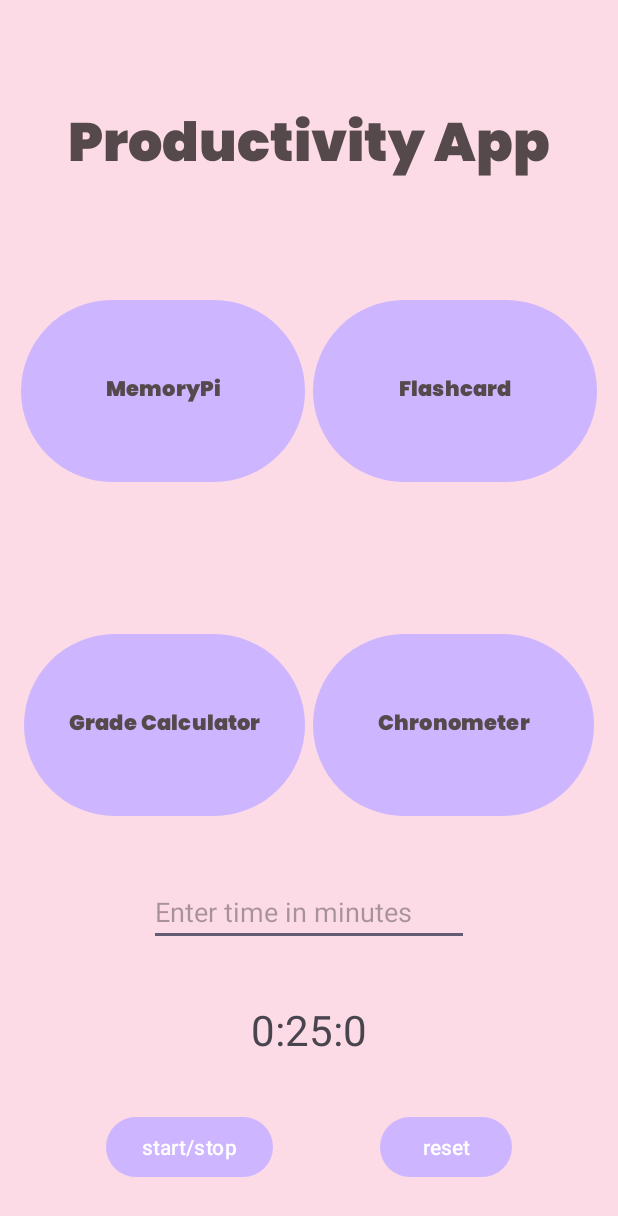
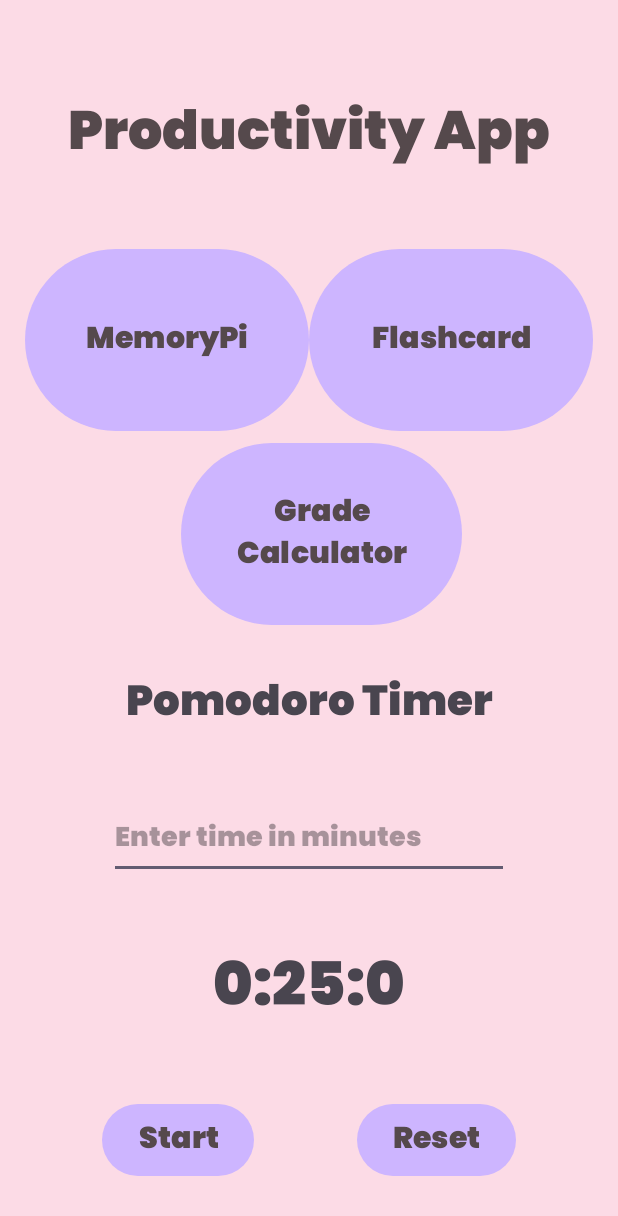
Before and after one commit to Lethalbacon28/ProductivityApp, an Android app: the screen it shows after launch (MainActivity), on a phone screen of 412 x 824 dp. Shown: the top 1216 px of the screen. Run offline under Robolectric (Android 15) with nearby library versions, the phone set to English and light mode, and no system bars.

Commit message:
im done probably w/ timer

```diff
--- a/app/src/main/java/com/example/productivityapp/MainActivity.kt
+++ b/app/src/main/java/com/example/productivityapp/MainActivity.kt
@@ -1,18 +1,14 @@
 package com.example.productivityapp
 
-import android.content.Context
 import android.content.Intent
 import android.os.Bundle
 import android.os.CountDownTimer
-import android.util.Log
 import android.view.View
 import android.view.inputmethod.InputMethodManager
 import android.widget.Toast
 import androidx.appcompat.app.AppCompatActivity
 import androidx.core.text.isDigitsOnly
 import com.example.productivityapp.databinding.ActivityMainBinding
-import java.io.File
-
 
 class MainActivity : AppCompatActivity() {
 
@@ -24,12 +20,6 @@ class MainActivity : AppCompatActivity() {
 
     private var timeLeftOnTimer = 0L
     private var timerTimeSec = 1500L
-
-
-    companion object {
-        val TAG = "MainActivity"
-    }
-
 
     override fun onCreate(savedInstanceState: Bundle?) {
 
@@ -63,13 +53,14 @@ class MainActivity : AppCompatActivity() {
 
                         val imm = getSystemService(INPUT_METHOD_SERVICE) as? InputMethodManager
                         imm?.hideSoftInputFromWindow(binding.editTextTextMainEnterTimeMillis.windowToken, 0)
+
+                        binding.textViewMainTime.text = formatTime()
                     }
                 }
             }
 
 
         binding.textViewMainTime.text = formatTime()
-
 
         newTimer(timerTimeSec*1000)
 
@@ -78,12 +69,13 @@ class MainActivity : AppCompatActivity() {
             if (!isTimerRunning) {
                 isTimerRunning = true
                 timer.start()
+                binding.buttonMainStart.text = getString(R.string.start)
             }
             else {
                 isTimerRunning = false
                 timer.cancel()
                 newTimer(timeLeftOnTimer)
-                //timerTimeSec = timeLeftOnTimer/1000
+                binding.buttonMainStart.text = getString(R.string.stop)
             }
         }
 
@@ -92,11 +84,13 @@ class MainActivity : AppCompatActivity() {
             timer.cancel()
             newTimer(timerTimeSec*1000)
             binding.textViewMainTime.text = formatTime()
+            binding.buttonMainStart.text = getString(R.string.start)
+            binding.buttonMainStart.isEnabled = true
         }
 
     }
 
-    fun newTimer(newMillisInFuture:Long) {
+    private fun newTimer(newMillisInFuture:Long) {
         timer = object : CountDownTimer(newMillisInFuture, 10) {
             override fun onTick(millisUntilFinished: Long) {
                 val secTillFinish  = millisUntilFinished/1000
@@ -106,12 +100,34 @@ class MainActivity : AppCompatActivity() {
 
             override fun onFinish() {
                 Toast.makeText(this@MainActivity, "Break time", Toast.LENGTH_SHORT).show()
+                newBreakTimer(timerTimeSec*1000/5)
+                binding.buttonMainStart.isEnabled = false
             }
 
         }
     }
 
-    fun formatTime():String {
+    private fun newBreakTimer(newMillisInFuture:Long) {
+        timer = object : CountDownTimer(newMillisInFuture, 10) {
+            override fun onTick(millisUntilFinished: Long) {
+                val secTillFinish  = millisUntilFinished/1000
+                binding.textViewMainTime.text = "${secTillFinish/3600}:${(secTillFinish%3600)/60}:${secTillFinish % 60}"
+                timeLeftOnTimer = millisUntilFinished
+            }
+
+            override fun onFinish() {
+                Toast.makeText(this@MainActivity, "Get back to work", Toast.LENGTH_SHORT).show()
+                timer.cancel()
+                newTimer(timerTimeSec*1000)
+                binding.buttonMainStart.isEnabled = true
+                timer.start()
+            }
+        }.start()
+        binding.buttonMainStart.text = getString(R.string.stop)
+        isTimerRunning = true
+    }
+
+    private fun formatTime():String {
         return "${(timerTimeSec / 3600)}:${((timerTimeSec % 3600) / 60)}:${timerTimeSec % 60}"
     }
 
--- a/app/src/main/res/layout/activity_main.xml
+++ b/app/src/main/res/layout/activity_main.xml
@@ -11,7 +11,10 @@
         android:id="@+id/button_main_reset"
         android:layout_width="wrap_content"
         android:layout_height="wrap_content"
-        android:text="reset"
+        android:fontFamily="@font/poppins"
+        android:text="@string/reset"
+        android:textColor="@color/primaryText"
+        android:textSize="20sp"
         app:layout_constraintBottom_toBottomOf="parent"
         app:layout_constraintEnd_toEndOf="parent"
         app:layout_constraintHorizontal_bias="0.5"
@@ -22,72 +25,56 @@
         android:id="@+id/button_mainActivity_memoryPi"
         android:layout_width="189dp"
         android:layout_height="129dp"
-        android:layout_marginStart="16dp"
-        android:layout_marginTop="196dp"
+        android:layout_marginTop="40dp"
         android:fontFamily="@font/poppins"
         android:text="MemoryPi"
         android:textColor="@color/primaryText"
+        android:textSize="20sp"
         app:layout_constraintEnd_toStartOf="@+id/button_mainActivity_quiz"
+        app:layout_constraintHorizontal_bias="0.5"
+        app:layout_constraintHorizontal_chainStyle="packed"
         app:layout_constraintStart_toStartOf="parent"
-        app:layout_constraintTop_toTopOf="parent"
+        app:layout_constraintTop_toBottomOf="@+id/textView_main_title"
         app:rippleColor="@color/primaryPurple" />
+
+    <Button
+        android:id="@+id/button_mainActivity_quiz"
+        android:layout_width="189dp"
+        android:layout_height="129dp"
+        android:fontFamily="@font/poppins"
+        android:text="Flashcard"
+        android:textColor="@color/primaryText"
+        android:textSize="20sp"
+        app:iconTint="@color/primaryPurple"
+        app:layout_constraintEnd_toEndOf="parent"
+        app:layout_constraintHorizontal_bias="0.5"
+        app:layout_constraintStart_toEndOf="@+id/button_mainActivity_memoryPi"
+        app:layout_constraintTop_toTopOf="@+id/button_mainActivity_memoryPi" />
 
     <Button
         android:id="@+id/button_mainActivity_gradeCalc"
         android:layout_width="187dp"
         android:layout_height="129dp"
         android:layout_marginStart="16dp"
-        android:layout_marginBottom="276dp"
         android:fontFamily="@font/poppins"
         android:text="Grade Calculator"
         android:textColor="@color/primaryText"
-        app:layout_constraintBottom_toBottomOf="parent"
-        app:layout_constraintEnd_toStartOf="@+id/button_main_chronometer"
-        app:layout_constraintHorizontal_bias="0.0"
+        android:textSize="20sp"
+        app:layout_constraintEnd_toEndOf="parent"
+        app:layout_constraintHorizontal_bias="0.5"
         app:layout_constraintStart_toStartOf="parent"
+        app:layout_constraintTop_toBottomOf="@+id/button_mainActivity_memoryPi"
         app:rippleColor="@color/primaryPurple" />
-
-    <Button
-        android:id="@+id/button_main_chronometer"
-        android:layout_width="187dp"
-        android:layout_height="129dp"
-        android:layout_marginStart="5dp"
-        android:layout_marginEnd="16dp"
-        android:fontFamily="@font/poppins"
-        android:text="Chronometer"
-        android:textColor="@color/primaryText"
-        app:iconTint="@color/primaryPurple"
-        app:layout_constraintBottom_toBottomOf="parent"
-        app:layout_constraintEnd_toEndOf="parent"
-        app:layout_constraintStart_toEndOf="@+id/button_mainActivity_gradeCalc"
-        app:layout_constraintTop_toTopOf="@+id/button_mainActivity_gradeCalc"
-        app:layout_constraintVertical_bias="0.0" />
-
-    <Button
-        android:id="@+id/button_mainActivity_quiz"
-        android:layout_width="189dp"
-        android:layout_height="129dp"
-        android:layout_marginStart="5dp"
-        android:layout_marginTop="196dp"
-        android:layout_marginEnd="16dp"
-        android:fontFamily="@font/poppins"
-        android:text="Flashcard"
-        android:textColor="@color/primaryText"
-        app:iconTint="@color/primaryPurple"
-        app:layout_constraintEnd_toEndOf="parent"
-        app:layout_constraintHorizontal_bias="0.0"
-        app:layout_constraintStart_toEndOf="@+id/button_mainActivity_memoryPi"
-        app:layout_constraintTop_toTopOf="parent" />
 
     <TextView
         android:id="@+id/textView_main_title"
         android:layout_width="wrap_content"
         android:layout_height="wrap_content"
+        android:layout_marginTop="58dp"
         android:fontFamily="@font/poppins"
         android:text="Productivity App"
         android:textColor="@color/primaryText"
         android:textSize="36dp"
-        app:layout_constraintBottom_toTopOf="@+id/button_mainActivity_memoryPi"
         app:layout_constraintEnd_toEndOf="parent"
         app:layout_constraintStart_toStartOf="parent"
         app:layout_constraintTop_toTopOf="parent" />
@@ -96,19 +83,23 @@
         android:id="@+id/textView_main_time"
         android:layout_width="wrap_content"
         android:layout_height="wrap_content"
-        android:text="TextView"
-        android:textSize="28sp"
+        android:fontFamily="@font/poppins"
+        android:textSize="40sp"
         app:layout_constraintBottom_toBottomOf="parent"
         app:layout_constraintEnd_toEndOf="parent"
         app:layout_constraintHorizontal_bias="0.5"
         app:layout_constraintStart_toStartOf="parent"
-        app:layout_constraintTop_toBottomOf="@+id/button_mainActivity_gradeCalc" />
+        app:layout_constraintTop_toBottomOf="@+id/textView_main_timerTitle"
+        tools:text="0:0:0" />
 
     <Button
         android:id="@+id/button_main_start"
         android:layout_width="wrap_content"
         android:layout_height="wrap_content"
-        android:text="start/stop"
+        android:fontFamily="@font/poppins"
+        android:text="@string/start"
+        android:textColor="@color/primaryText"
+        android:textSize="20sp"
         app:layout_constraintBottom_toBottomOf="parent"
         app:layout_constraintEnd_toStartOf="@+id/button_main_reset"
         app:layout_constraintHorizontal_bias="0.5"
@@ -120,12 +111,26 @@
         android:layout_width="wrap_content"
         android:layout_height="wrap_content"
         android:ems="10"
+        android:fontFamily="@font/poppins"
         android:hint="Enter time in minutes"
         android:inputType="text"
         app:layout_constraintBottom_toTopOf="@+id/textView_main_time"
         app:layout_constraintEnd_toEndOf="parent"
         app:layout_constraintHorizontal_bias="0.5"
         app:layout_constraintStart_toStartOf="parent"
+        app:layout_constraintTop_toBottomOf="@+id/textView_main_timerTitle" />
+
+    <TextView
+        android:id="@+id/textView_main_timerTitle"
+        android:layout_width="wrap_content"
+        android:layout_height="wrap_content"
+        android:layout_marginTop="24dp"
+        android:fontFamily="@font/poppins"
+        android:text="@string/timer"
+        android:textSize="28sp"
+        app:layout_constraintEnd_toEndOf="parent"
+        app:layout_constraintHorizontal_bias="0.5"
+        app:layout_constraintStart_toStartOf="parent"
         app:layout_constraintTop_toBottomOf="@+id/button_mainActivity_gradeCalc" />
 
 </androidx.constraintlayout.widget.ConstraintLayout>
--- a/app/src/main/res/values/strings.xml
+++ b/app/src/main/res/values/strings.xml
@@ -10,4 +10,8 @@
     <string name="delete">Delete</string>
     <string name="less_letters">Less Letters</string>
     <string name="More_Letters">More Letters</string>
+    <string name="start">Start</string>
+    <string name="stop">Stop</string>
+    <string name="reset">Reset</string>
+    <string name="timer">Pomodoro Timer</string>
 </resources>
```
